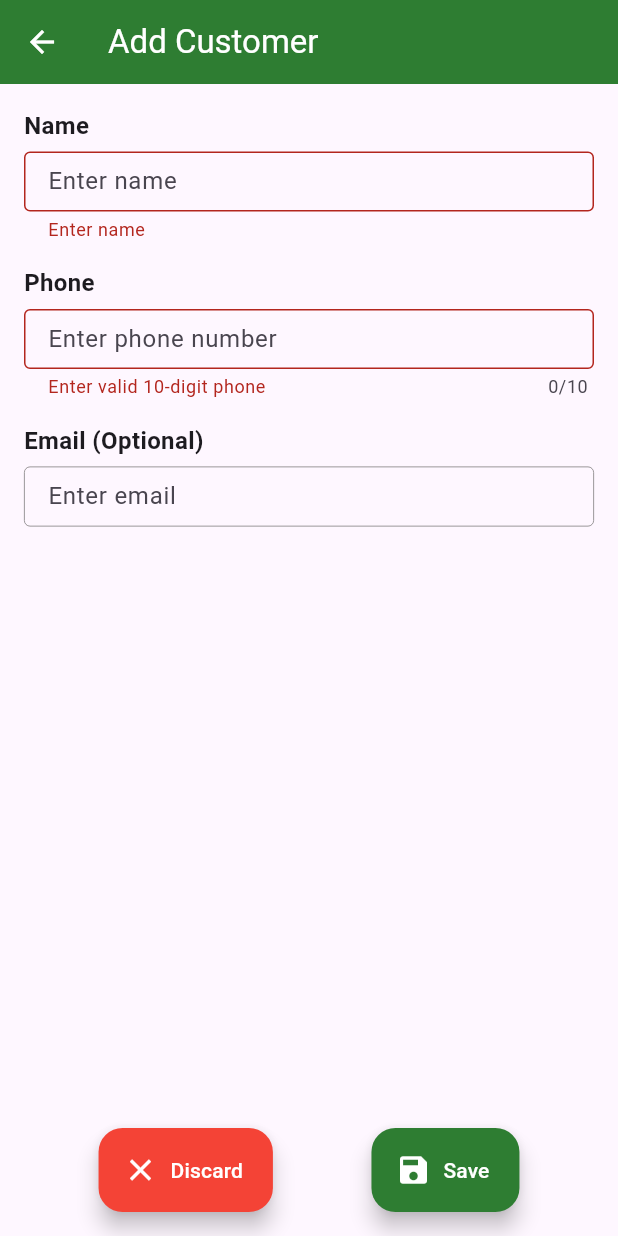
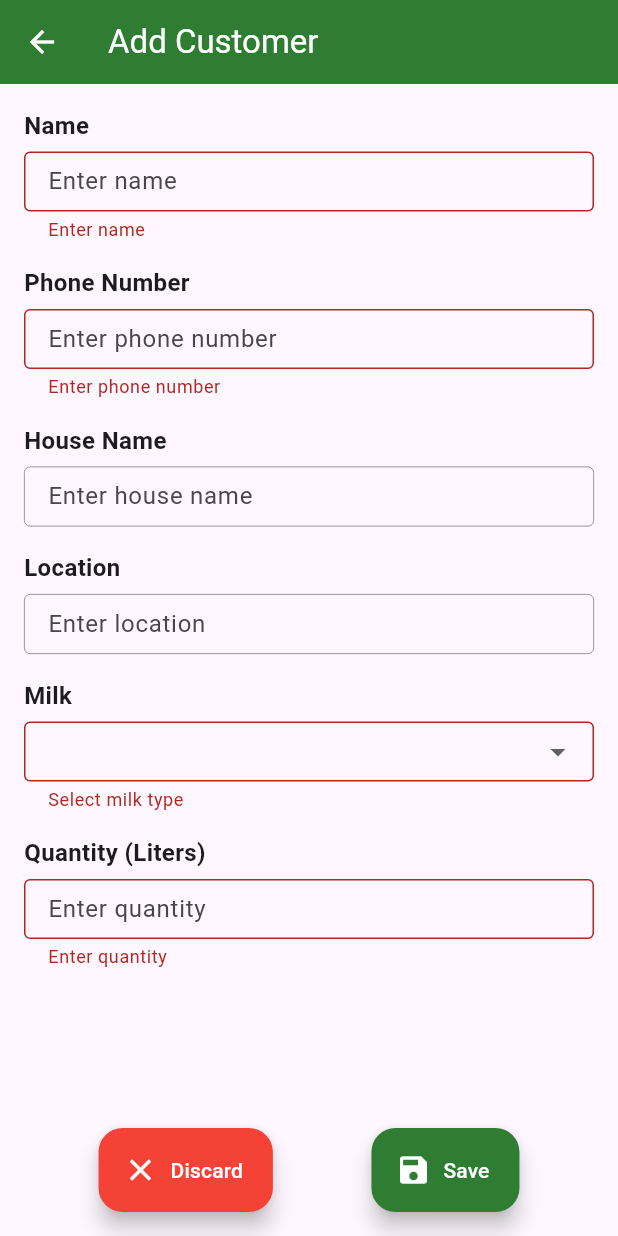
Before and after one commit to cholaidev/ap_ui, a Flutter app: the CustomerFormPage screen opened directly, after a tap on "Save", on a phone screen of 412 x 824 dp. Run offline on Flutter 3.47's test engine with Material 3 defaults, Android fonts, the phone set to English and light mode, and no system bars; our stand-ins replace equatable, flutter_bloc, flutter_dotenv, google_fonts, hydrated_bloc.

Commit message:
customer added

```diff
--- a/lib/auth/bloc/auth_bloc.dart
+++ b/lib/auth/bloc/auth_bloc.dart
@@ -80,7 +80,7 @@ class AuthBloc extends HydratedBloc<AuthEvent, AuthState> {
 
       // Store session globally
       final authManager = AuthManager();
-      authManager.setSession(Authenticated(result["user"], token));
+      authManager.setSession(Authenticated(user, token));
 
       // Emit Authenticated state
       emit(Authenticated(user, token));
--- a/lib/customer/repo/customer_repository.dart
+++ b/lib/customer/repo/customer_repository.dart
@@ -63,7 +63,11 @@ class CustomerRepository {
 
   /// ➕ Add new customer
   Future<void> addCustomer(Map<String, dynamic> data) async {
+    try {
       final token = _getToken();
+      if (token == null || token.isEmpty) {
+        throw Exception("Auth token missing");
+      }
 
       final response = await http.post(
         Uri.parse('$baseUrl/customers'),
@@ -74,10 +78,20 @@ class CustomerRepository {
         body: jsonEncode(data),
       );
 
-    if (response.statusCode != 201) {
+      print("📤 Add Customer Request: $data");
+      print("📥 Response Status: ${response.statusCode}");
+      print("📥 Response Body: ${response.body}");
+
+      if (response.statusCode != 201 && response.statusCode != 200) {
         throw Exception(
           'Failed to add customer — status: ${response.statusCode}',
         );
+      }
+    } catch (e, stackTrace) {
+      print("❌ addCustomer error: $e");
+      print("🧵 StackTrace:");
+      print(stackTrace);
+      throw Exception("Unable to add customer: $e");
     }
   }
 
--- a/lib/customer/screen/customer_form_page.dart
+++ b/lib/customer/screen/customer_form_page.dart
@@ -16,9 +16,15 @@ class CustomerFormPage extends StatefulWidget {
 
 class _CustomerFormPageState extends State<CustomerFormPage> {
   final _formKey = GlobalKey<FormState>();
+
+  // CONTROLLERS
   final _nameController = TextEditingController();
-  final _phoneController = TextEditingController();
-  final _emailController = TextEditingController();
+  final _houseNameController = TextEditingController();
+  final _locationController = TextEditingController();
+  final _quantityController = TextEditingController();
+  final _phoneController = TextEditingController(); // ✅ ADDED
+
+  String? _milkType;
 
   @override
   void initState() {
@@ -26,17 +32,25 @@ class _CustomerFormPageState extends State<CustomerFormPage> {
 
     if (widget.editCustomer != null) {
       _nameController.text = widget.editCustomer!['name'] ?? '';
-      _phoneController.text = widget.editCustomer!['phone'] ?? '';
-      _emailController.text = widget.editCustomer!['email'] ?? '';
+      _houseNameController.text = widget.editCustomer!['house_name'] ?? '';
+      _locationController.text = widget.editCustomer!['location'] ?? '';
+      _milkType = widget.editCustomer!['milk'];
+      _quantityController.text =
+          widget.editCustomer!['quantity']?.toString() ?? '';
+      _phoneController.text = widget.editCustomer!['phone'] ?? ''; // ✅ ADDED
     }
   }
 
+  /// SAVE BUTTON HANDLER
   void _submit() {
     if (_formKey.currentState!.validate()) {
       final data = {
         'name': _nameController.text.trim(),
-        'phone': _phoneController.text.trim(),
-        'email': _emailController.text.trim(),
+        'phone': _phoneController.text.trim(), // ✅ ADDED
+        'house_name': _houseNameController.text.trim(),
+        'location': _locationController.text.trim(),
+        'milk': _milkType,
+        'quantity': int.tryParse(_quantityController.text.trim()),
       };
 
       if (widget.editCustomer != null) {
@@ -49,7 +63,7 @@ class _CustomerFormPageState extends State<CustomerFormPage> {
     }
   }
 
-  /// ❗ Show discard confirmation popup
+  /// DISCARD POPUP
   void _showDiscardPopup() {
     showDialog(
       context: context,
@@ -66,8 +80,8 @@ class _CustomerFormPageState extends State<CustomerFormPage> {
               ),
               ElevatedButton(
                 onPressed: () {
-                  Navigator.pop(context); // close dialog
-                  Navigator.pop(context); // go back screen
+                  Navigator.pop(context);
+                  Navigator.pop(context);
                 },
                 style: ElevatedButton.styleFrom(backgroundColor: Colors.red),
                 child: const Text("Discard"),
@@ -105,7 +119,6 @@ class _CustomerFormPageState extends State<CustomerFormPage> {
         child: Padding(
           padding: const EdgeInsets.all(16),
           child: SingleChildScrollView(
-            // 👈 Prevent overflow
             child: Form(
               key: _formKey,
               child: Column(
@@ -128,21 +141,29 @@ class _CustomerFormPageState extends State<CustomerFormPage> {
 
                   const SizedBox(height: 16),
 
-                  /// PHONE
+                  /// PHONE  📞   (NEW FIELD)
                   const Text(
-                    "Phone",
+                    "Phone Number",
                     style: TextStyle(fontSize: 16, fontWeight: FontWeight.w600),
                   ),
                   const SizedBox(height: 6),
                   TextFormField(
-                    maxLength: 10,
                     controller: _phoneController,
                     keyboardType: TextInputType.phone,
-                    validator:
-                        (v) =>
-                            v == null || v.length != 10
-                                ? "Enter valid 10-digit phone"
-                                : null,
+                    maxLength: 10, // required for limiting input
+                    buildCounter:
+                        (
+                          _, {
+                          required int currentLength,
+                          required bool isFocused,
+                          required int? maxLength,
+                        }) => null,
+                    validator: (v) {
+                      if (v == null || v.isEmpty) return "Enter phone number";
+                      if (v.length != 10)
+                        return "Phone number must be 10 digits";
+                      return null;
+                    },
                     decoration: const InputDecoration(
                       hintText: "Enter phone number",
                       border: OutlineInputBorder(),
@@ -151,21 +172,78 @@ class _CustomerFormPageState extends State<CustomerFormPage> {
 
                   const SizedBox(height: 16),
 
-                  /// EMAIL (OPTIONAL)
+                  /// HOUSE NAME
                   const Text(
-                    "Email (Optional)",
+                    "House Name",
                     style: TextStyle(fontSize: 16, fontWeight: FontWeight.w600),
                   ),
                   const SizedBox(height: 6),
                   TextFormField(
-                    controller: _emailController,
+                    controller: _houseNameController,
                     decoration: const InputDecoration(
-                      hintText: "Enter email",
+                      hintText: "Enter house name",
                       border: OutlineInputBorder(),
                     ),
                   ),
 
-                  const SizedBox(height: 100), // avoid hiding behind FABs
+                  const SizedBox(height: 16),
+
+                  /// LOCATION
+                  const Text(
+                    "Location",
+                    style: TextStyle(fontSize: 16, fontWeight: FontWeight.w600),
+                  ),
+                  const SizedBox(height: 6),
+                  TextFormField(
+                    controller: _locationController,
+                    decoration: const InputDecoration(
+                      hintText: "Enter location",
+                      border: OutlineInputBorder(),
+                    ),
+                  ),
+
+                  const SizedBox(height: 16),
+
+                  /// MILK
+                  const Text(
+                    "Milk",
+                    style: TextStyle(fontSize: 16, fontWeight: FontWeight.w600),
+                  ),
+                  const SizedBox(height: 6),
+                  DropdownButtonFormField<String>(
+                    value: _milkType,
+                    items:
+                        ["Cow", "Buffalo", "Goat"]
+                            .map(
+                              (e) => DropdownMenuItem(value: e, child: Text(e)),
+                            )
+                            .toList(),
+                    onChanged: (v) => setState(() => _milkType = v),
+                    validator: (v) => v == null ? "Select milk type" : null,
+                    decoration: const InputDecoration(
+                      border: OutlineInputBorder(),
+                    ),
+                  ),
+
+                  const SizedBox(height: 16),
+
+                  /// QUANTITY
+                  const Text(
+                    "Quantity (Liters)",
+                    style: TextStyle(fontSize: 16, fontWeight: FontWeight.w600),
+                  ),
+                  const SizedBox(height: 6),
+                  TextFormField(
+                    controller: _quantityController,
+                    keyboardType: TextInputType.number,
+                    validator: (v) => v!.isEmpty ? "Enter quantity" : null,
+                    decoration: const InputDecoration(
+                      hintText: "Enter quantity",
+                      border: OutlineInputBorder(),
+                    ),
+                  ),
+
+                  const SizedBox(height: 100),
                 ],
               ),
             ),
@@ -173,6 +251,7 @@ class _CustomerFormPageState extends State<CustomerFormPage> {
         ),
       ),
 
+      /// SAVE + DISCARD FAB
       floatingActionButtonLocation: FloatingActionButtonLocation.centerFloat,
       floatingActionButton: Row(
         mainAxisAlignment: MainAxisAlignment.spaceEvenly,
@@ -180,17 +259,17 @@ class _CustomerFormPageState extends State<CustomerFormPage> {
           FloatingActionButton.extended(
             heroTag: "discardBtn",
             backgroundColor: Colors.red,
+            onPressed: _showDiscardPopup,
             icon: const Icon(Icons.close, color: whiteColor),
             label: const Text("Discard", style: TextStyle(color: whiteColor)),
-            onPressed: _showDiscardPopup,
           ),
 
           FloatingActionButton.extended(
             heroTag: "saveBtn",
             backgroundColor: const Color(0xFF2E7D32),
+            onPressed: _submit,
             icon: const Icon(Icons.save, color: whiteColor),
             label: const Text("Save", style: TextStyle(color: whiteColor)),
-            onPressed: _submit,
           ),
         ],
       ),
```
Also changed, not shown: 1 other file. Lines whose indentation alone changed are shown as unchanged.
